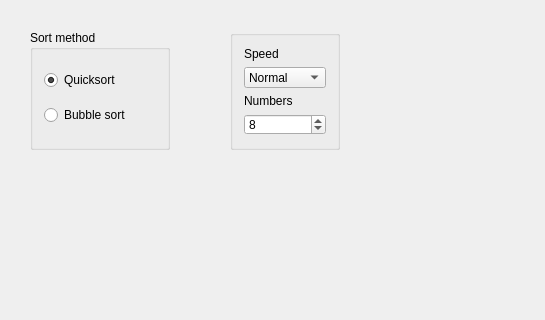
The window that window.ui (ZaluskiDominik/sorting-animation) describes before a commit, drawn with Qt 5; both pictures show x 0 to 545 and y 0 to 320 of the 1000 by 700 pixel window.
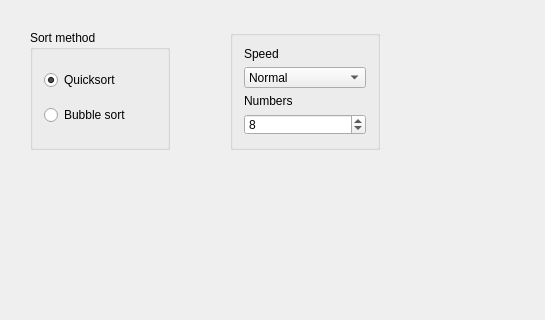
The same window after the commit.

Patch:
```diff
--- a/window.ui
+++ b/window.ui
@@ -63,12 +63,12 @@
     </item>
    </layout>
   </widget>
-  <widget class="QGroupBox" name="groupBox">
+  <widget class="QGroupBox" name="groupBox1">
    <property name="geometry">
     <rect>
      <x>230</x>
      <y>30</y>
-     <width>110</width>
+     <width>150</width>
      <height>120</height>
     </rect>
    </property>
```
